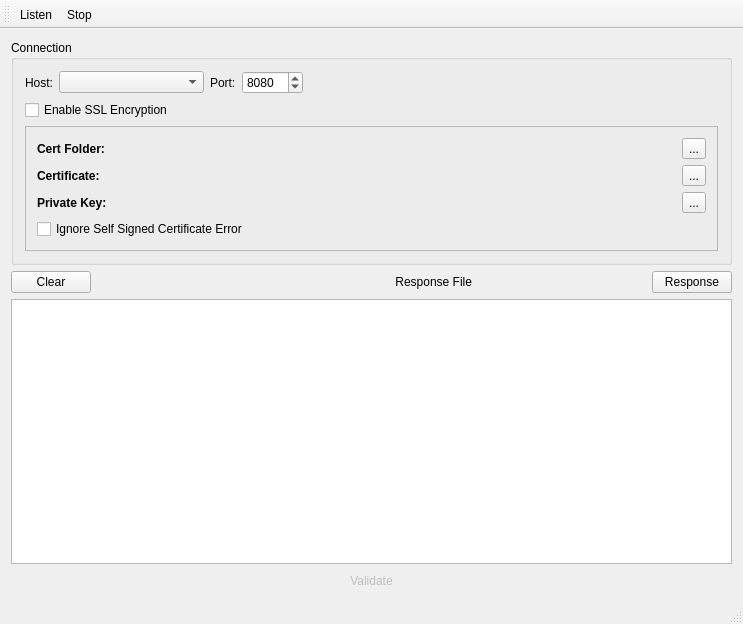
Qt form MultiSpeakerServer/MultiSpeakerServer.ui (pnnl/ms-speak) before a commit.
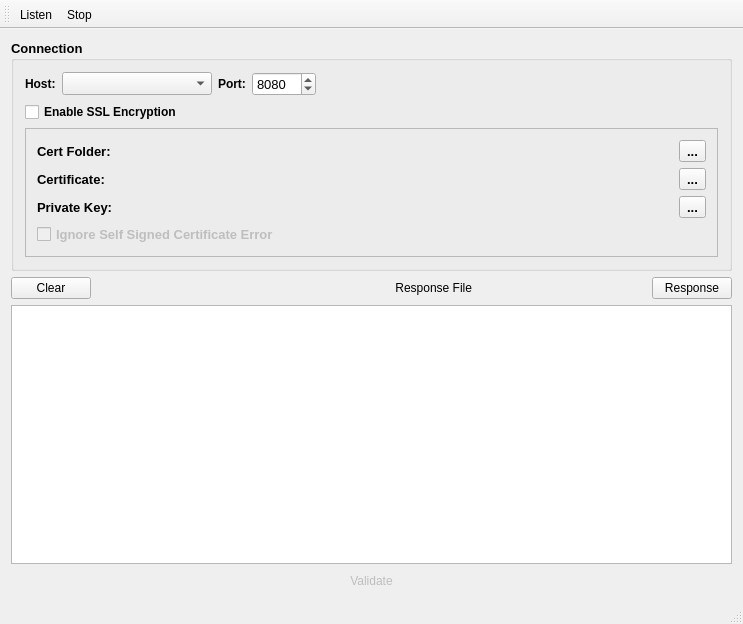
The same form after that commit.

Patch:
```diff
--- a/MultiSpeakerServer/MultiSpeakerServer.ui
+++ b/MultiSpeakerServer/MultiSpeakerServer.ui
@@ -17,6 +17,13 @@
    <layout class="QVBoxLayout" name="verticalLayout">
     <item>
      <widget class="QGroupBox" name="groupBox_2">
+      <property name="font">
+       <font>
+        <pointsize>10</pointsize>
+        <weight>75</weight>
+        <bold>true</bold>
+       </font>
+      </property>
       <property name="title">
        <string>Connection</string>
       </property>
@@ -27,8 +34,9 @@
           <widget class="QLabel" name="label_2">
            <property name="font">
             <font>
-             <weight>50</weight>
-             <bold>false</bold>
+             <pointsize>9</pointsize>
+             <weight>75</weight>
+             <bold>true</bold>
             </font>
            </property>
            <property name="text">
@@ -46,7 +54,7 @@
            </property>
            <property name="minimumSize">
             <size>
-             <width>115</width>
+             <width>150</width>
              <height>0</height>
             </size>
            </property>
@@ -56,14 +64,22 @@
              <height>16777215</height>
             </size>
            </property>
+           <property name="font">
+            <font>
+             <pointsize>10</pointsize>
+             <weight>50</weight>
+             <bold>false</bold>
+            </font>
+           </property>
           </widget>
          </item>
          <item>
           <widget class="QLabel" name="label">
            <property name="font">
             <font>
-             <weight>50</weight>
-             <bold>false</bold>
+             <pointsize>9</pointsize>
+             <weight>75</weight>
+             <bold>true</bold>
             </font>
            </property>
            <property name="text">
@@ -73,6 +89,13 @@
          </item>
          <item>
           <widget class="QSpinBox" name="PortSpin">
+           <property name="font">
+            <font>
+             <pointsize>10</pointsize>
+             <weight>50</weight>
+             <bold>false</bold>
+            </font>
+           </property>
            <property name="minimum">
             <number>0</number>
            </property>
@@ -101,6 +124,13 @@
        </item>
        <item row="1" column="0">
         <widget class="QCheckBox" name="EnableSslCheck">
+         <property name="font">
+          <font>
+           <pointsize>9</pointsize>
+           <weight>75</weight>
+           <bold>true</bold>
+          </font>
+         </property>
          <property name="text">
           <string>Enable SSL Encryption</string>
          </property>
@@ -121,6 +151,7 @@
              <widget class="QLabel" name="CertFolderLabel2">
               <property name="font">
                <font>
+                <pointsize>10</pointsize>
                 <weight>75</weight>
                 <bold>true</bold>
                </font>
@@ -132,6 +163,13 @@
             </item>
             <item row="0" column="1">
              <widget class="QLabel" name="CertFolderLabel">
+              <property name="font">
+               <font>
+                <pointsize>8</pointsize>
+                <weight>50</weight>
+                <bold>false</bold>
+               </font>
+              </property>
               <property name="text">
                <string/>
               </property>
@@ -148,6 +186,7 @@
              <widget class="QLabel" name="label_3">
               <property name="font">
                <font>
+                <pointsize>10</pointsize>
                 <weight>75</weight>
                 <bold>true</bold>
                </font>
@@ -165,6 +204,13 @@
                 <verstretch>0</verstretch>
                </sizepolicy>
               </property>
+              <property name="font">
+               <font>
+                <pointsize>8</pointsize>
+                <weight>50</weight>
+                <bold>false</bold>
+               </font>
+              </property>
               <property name="text">
                <string/>
               </property>
@@ -181,6 +227,7 @@
              <widget class="QLabel" name="label_4">
               <property name="font">
                <font>
+                <pointsize>10</pointsize>
                 <weight>75</weight>
                 <bold>true</bold>
                </font>
@@ -198,6 +245,13 @@
                 <verstretch>0</verstretch>
                </sizepolicy>
               </property>
+              <property name="font">
+               <font>
+                <pointsize>8</pointsize>
+                <weight>50</weight>
+                <bold>false</bold>
+               </font>
+              </property>
               <property name="text">
                <string/>
               </property>
@@ -214,6 +268,9 @@
           </item>
           <item>
            <widget class="QCheckBox" name="IgnoreSelfSignedCertCheck">
+            <property name="enabled">
+             <bool>false</bool>
+            </property>
             <property name="text">
              <string>Ignore Self Signed Certificate Error</string>
             </property>
```
Left out of the diff: 2 changed lines with no effect on the pictures.
